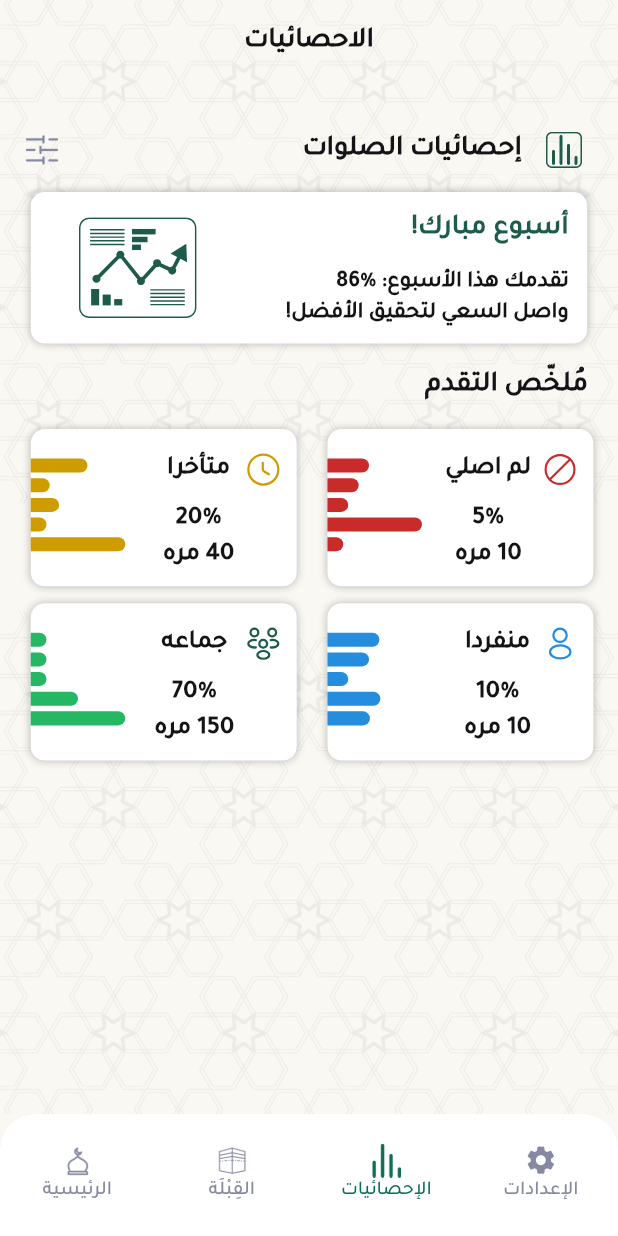
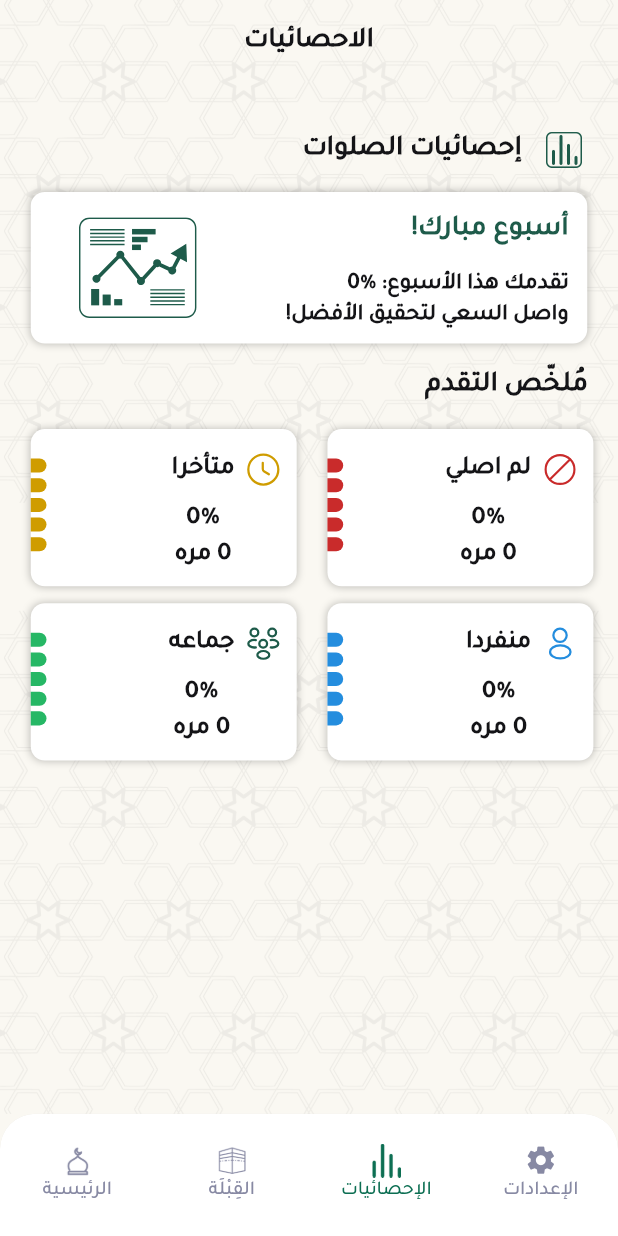
Before and after one commit to gamalazzam5/prayer-tracking-App, a Flutter app: the HomeView screen opened directly, item 3 of the bottom bar chosen, on a phone screen of 412 x 824 dp. Run offline on Flutter 3.47's test engine with Material 3 defaults, Android fonts, the light colour scheme and no system bars; our stand-ins replace flutter_screenutil, flutter_svg, geolocator, get, hijri, shared_preferences and 1 more; missing offline and left inert: adhan_dart, flutter_qiblah; accounts and stored records are empty; statements that could not run were skipped.

Commit message:
last update 6/5

```diff
--- a/lib/views/Static_page/analysis_prograss.dart
+++ b/lib/views/Static_page/analysis_prograss.dart
@@ -1,28 +1,36 @@
 import 'package:flutter/material.dart';
 import 'package:flutter_screenutil/flutter_screenutil.dart';
 
-class AnalysisState extends StatelessWidget {
+class AnimatedAnalysisState extends StatelessWidget {
   final Color color;
-   double width;
+  final double targetWidth;
 
-  AnalysisState({
+  const AnimatedAnalysisState({
     super.key,
     required this.color,
-    required this.width,
+    required this.targetWidth,
   });
 
   @override
   Widget build(BuildContext context) {
+    return TweenAnimationBuilder<double>(
+      duration: const Duration(milliseconds: 500), // مدة الحركة السلسة
+      curve: Curves.easeInOut, // نوع الحركة
+      tween: Tween<double>(begin: 10, end: targetWidth), // من الحد الأدنى إلى العرض المستهدف
+      builder: (context, value, child) {
         return Container(
           margin: EdgeInsets.only(bottom: 4.h),
-      width: width.w,
+          width: value.w,
           height: 10.h,
           decoration: BoxDecoration(
             color: color,
             borderRadius: BorderRadius.only(
               topRight: Radius.circular(10.r),
-            bottomRight: Radius.circular(10.r)),
+              bottomRight: Radius.circular(10.r),
             ),
+          ),
+        );
+      },
     );
   }
 }
--- a/lib/views/Static_page/card_achivement.dart
+++ b/lib/views/Static_page/card_achivement.dart
@@ -1,5 +1,6 @@
 import 'package:depi1/resources/image_manager.dart';
 import 'package:depi1/resources/text_style.dart';
+import 'package:depi1/views/Static_page/statics_services.dart';
 import 'package:flutter/material.dart';
 import 'package:flutter_screenutil/flutter_screenutil.dart';
 import 'package:flutter_svg/flutter_svg.dart';
@@ -11,6 +12,8 @@ class CardAchivement extends StatelessWidget {
 
   @override
   Widget build(BuildContext context) {
+    final StatisticsService _statisticsService = StatisticsService();
+
     return Container(
       decoration: BoxDecoration(
           borderRadius: BorderRadius.circular(10.r),
@@ -40,34 +43,50 @@ class CardAchivement extends StatelessWidget {
             SizedBox(
               width: 24.w,
             ),
-            Directionality(
+            StreamBuilder<Map<String, dynamic>>(
+              stream: _statisticsService.getAchievementStream(),
+              builder: (context, snapshot) {
+                if (!snapshot.hasData) {
+                  return Directionality(
                     textDirection: TextDirection.rtl,
                     child: Column(
                       crossAxisAlignment: CrossAxisAlignment.start,
                       children: [
-                  SizedBox(
-                    height: 12.h,
+                        const SizedBox(height: 12),
+                        Text("أسبوع مبارك!", style: TextStyles.staticTitle),
+                        const SizedBox(height: 12),
+                        Text("تقدمك هذا الأسبوع: ٪0", style: TextStyles.staticSubTitle),
+                        Text("واصل السعي لتحقيق الأفضل!", style: TextStyles.staticSubTitle),
+                      ],
                     ),
+                  );
+                }
+
+                final data = snapshot.data!;
+                return Directionality(
+                  textDirection: TextDirection.rtl,
+                  child: Column(
+                    crossAxisAlignment: CrossAxisAlignment.start,
+                    children: [
+                      SizedBox(height: 12.h),
                       Text(
                         "أسبوع مبارك!",
                         style: TextStyles.staticTitle,
                       ),
-                  SizedBox(
-                    height: 12.h,
-                  ),
-
-                  ///here the percentage will be number of prayers he do it -number of prayer he didn't do it
+                      SizedBox(height: 12.h),
                       Text(
-                    "تقدمك هذا الأسبوع: ٪86",
+                        "تقدمك هذا الأسبوع: ${data['percentage']}",
                         style: TextStyles.staticSubTitle,
                       ),
                       Text(
-                    "واصل السعي لتحقيق الأفضل!",
+                        data['message'],
                         style: TextStyles.staticSubTitle,
-                  )
+                      ),
                     ],
                   ),
-            )
+                );
+              },
+            ),
           ],
         ),
       ),
--- a/lib/views/Static_page/custom_card_sta.dart
+++ b/lib/views/Static_page/custom_card_sta.dart
@@ -53,25 +53,25 @@ class CustomCard extends StatelessWidget {
             mainAxisSize: MainAxisSize.min,
             crossAxisAlignment: CrossAxisAlignment.start,
             children: [
-              AnalysisState(
+              AnimatedAnalysisState(
                 color: color,
-                width: fajrBar.w,
+                targetWidth: fajrBar.w,
               ),
-              AnalysisState(
+              AnimatedAnalysisState(
                 color: color,
-                width: dhurBar.w,
+                targetWidth: dhurBar.w,
               ),
-              AnalysisState(
+              AnimatedAnalysisState(
                 color: color,
-                width: asrBar.w,
+                targetWidth: asrBar.w,
               ),
-              AnalysisState(
+              AnimatedAnalysisState(
                 color: color,
-                width: maghribBar.w,
+                targetWidth: maghribBar.w,
               ),
-              AnalysisState(
+              AnimatedAnalysisState(
                 color: color,
-                width: ishaBar.w,
+                targetWidth: ishaBar.w,
               )
             ],
           ),
--- a/lib/views/Static_page/static_page.dart
+++ b/lib/views/Static_page/static_page.dart
@@ -1,32 +1,34 @@
 import 'package:depi1/resources/image_manager.dart';
 import 'package:depi1/resources/text_style.dart';
+import 'package:depi1/views/Static_page/statics_services.dart';
 import 'package:flutter/material.dart';
 import 'package:flutter_screenutil/flutter_screenutil.dart';
 import 'card_achivement.dart';
 import 'custom_card_sta.dart';
 
 class StaticPage extends StatelessWidget {
+  final StatisticsService _statisticsService = StatisticsService();
+
   @override
   Widget build(BuildContext context) {
-    const double miniBarValue = 10;
-    const double maxBarValue = 60;
-
     return SafeArea(
       child: Center(
-        child: Column(
+        child: StreamBuilder<Map<String, Map<String, dynamic>>>(
+          stream: _statisticsService.getStatisticsStream(),
+          builder: (context, snapshot) {
+            if (!snapshot.hasData) {
+              return const Center(child: CircularProgressIndicator());
+            }
+
+            final stats = snapshot.data!;
+
+            return Column(
               children: [
                 SizedBox(height: 16.h),
                 Text("الاحصائيات", style: TextStyles.titleBoarding),
                 SizedBox(height: 32.h),
                 ListTile(
-              leading: InkWell(
-                onTap: () {},
-                child: Image.asset(
-                  ImageManger.settingIcon,
-                  width: 24,
-                  height: 24,
-                ),
-              ),
+
                   title: Text(
                     "إحصائيات الصلوات",
                     style: TextStyles.titleBoarding,
@@ -54,41 +56,29 @@ class StaticPage extends StatelessWidget {
                       child: Column(
                         children: [
                           CustomCard(
-                        color: Color(0xffCF9C00),
-                        fajrBar: ((60 / 100) * maxBarValue)
-                            .clamp(miniBarValue, maxBarValue),
-                        dhurBar: ((20 / 100) * maxBarValue)
-                            .clamp(miniBarValue, maxBarValue),
-                        asrBar: ((30 / 100) * maxBarValue)
-                            .clamp(miniBarValue, maxBarValue),
-                        maghribBar: ((4 / 100) * maxBarValue)
-                            .clamp(miniBarValue, maxBarValue),
-                        ishaBar: ((120 / 100) * maxBarValue)
-                            .clamp(miniBarValue, maxBarValue),
+                            color: const Color(0xffCF9C00),
+                            fajrBar: stats["متأخر"]!["fajrBar"],
+                            dhurBar: stats["متأخر"]!["dhurBar"],
+                            asrBar: stats["متأخر"]!["asrBar"],
+                            maghribBar: stats["متأخر"]!["maghribBar"],
+                            ishaBar: stats["متأخر"]!["ishaBar"],
                             statusText: "متأخرا",
-                        //n.of prayer late/ totalPrayer *100
-                        percentage: "20%",
-                        count: "40 مره",
+                            percentage: stats["متأخر"]!["percentage"],
+                            count: stats["متأخر"]!["count"],
                             iconUrl: ImageManger.lateIcon,
                           ),
                           SizedBox(height: 12.h),
                           CustomCard(
                             iconUrl: ImageManger.gama3aIcon,
-                        color: Color(0xff26B765),
-                        fajrBar: ((2 / 100) * maxBarValue)
-                            .clamp(miniBarValue, maxBarValue),
-                        dhurBar: ((10 / 100) * maxBarValue)
-                            .clamp(miniBarValue, maxBarValue),
-                        asrBar: ((1 / 100) * maxBarValue)
-                            .clamp(miniBarValue, maxBarValue),
-                        maghribBar: ((50 / 100) * maxBarValue)
-                            .clamp(miniBarValue, maxBarValue),
-                        ishaBar: ((100 / 100) * maxBarValue)
-                            .clamp(miniBarValue, maxBarValue),
+                            color: const Color(0xff26B765),
+                            fajrBar: stats["جماعه"]!["fajrBar"],
+                            dhurBar: stats["جماعه"]!["dhurBar"],
+                            asrBar: stats["جماعه"]!["asrBar"],
+                            maghribBar: stats["جماعه"]!["maghribBar"],
+                            ishaBar: stats["جماعه"]!["ishaBar"],
                             statusText: "جماعه",
-                        //n.of prayer Gam3a/ totalPrayer *100
-                        percentage: "70%",
-                        count: "150 مره",
+                            percentage: stats["جماعه"]!["percentage"],
+                            count: stats["جماعه"]!["count"],
                           ),
                         ],
                       ),
@@ -98,41 +88,29 @@ class StaticPage extends StatelessWidget {
                       child: Column(
                         children: [
                           CustomCard(
-                        color: Color(0xffC92B2B),
-                        fajrBar: ((44 / 100) * maxBarValue)
-                            .clamp(miniBarValue, maxBarValue),
-                        dhurBar: ((33 / 100) * maxBarValue)
-                            .clamp(miniBarValue, maxBarValue),
-                        asrBar: ((22 / 100) * maxBarValue)
-                            .clamp(miniBarValue, maxBarValue),
-                        maghribBar: ((100 / 100) * maxBarValue)
-                            .clamp(miniBarValue, maxBarValue),
-                        ishaBar: ((13 / 100) * maxBarValue)
-                            .clamp(miniBarValue, maxBarValue),
+                            color: const Color(0xffC92B2B),
+                            fajrBar: stats["لم اصلي"]!["fajrBar"],
+                            dhurBar: stats["لم اصلي"]!["dhurBar"],
+                            asrBar: stats["لم اصلي"]!["asrBar"],
+                            maghribBar: stats["لم اصلي"]!["maghribBar"],
+                            ishaBar: stats["لم اصلي"]!["ishaBar"],
                             statusText: "لم اصلي",
-                        //n.of prayer Gam3a/ totalPrayer *100
-                        percentage: "5%",
-                        count: "10 مره",
+                            percentage: stats["لم اصلي"]!["percentage"],
+                            count: stats["لم اصلي"]!["count"],
                             iconUrl: ImageManger.slashIcon,
                           ),
                           SizedBox(height: 12.h),
                           CustomCard(
                             iconUrl: ImageManger.aloneIcon,
-                        color: Color(0xff248DDE),
-                        fajrBar: ((55 / 100) * maxBarValue)
-                            .clamp(miniBarValue, maxBarValue),
-                        dhurBar: ((44 / 100) * maxBarValue)
-                            .clamp(miniBarValue, maxBarValue),
-                        asrBar: ((22 / 100) * maxBarValue)
-                            .clamp(miniBarValue, maxBarValue),
-                        maghribBar: ((56 / 100) * maxBarValue)
-                            .clamp(miniBarValue, maxBarValue),
-                        ishaBar: ((45 / 100) * maxBarValue)
-                            .clamp(miniBarValue, maxBarValue),
+                            color: const Color(0xff248DDE),
+                            fajrBar: stats["منفردا"]!["fajrBar"],
+                            dhurBar: stats["منفردا"]!["dhurBar"],
+                            asrBar: stats["منفردا"]!["asrBar"],
+                            maghribBar: stats["منفردا"]!["maghribBar"],
+                            ishaBar: stats["منفردا"]!["ishaBar"],
                             statusText: "منفردا",
-                        //n.of prayer alone/ totalPrayer *100
-                        percentage: "10%",
-                        count: "10 مره",
+                            percentage: stats["منفردا"]!["percentage"],
+                            count: stats["منفردا"]!["count"],
                           ),
                         ],
                       ),
@@ -140,6 +118,8 @@ class StaticPage extends StatelessWidget {
                   ],
                 ),
               ],
+            );
+          },
         ),
       ),
     );
--- a/lib/views/home/card_widget.dart
+++ b/lib/views/home/card_widget.dart
@@ -49,7 +49,7 @@ class CardWidget extends StatelessWidget {
             top: 27.h,
             right: 16.w,
             child: SizedBox(
-              width: 175.w,
+              width: 180.w,
               child: Column(
                 crossAxisAlignment: CrossAxisAlignment.end,
                 children: [
@@ -70,7 +70,7 @@ class CardWidget extends StatelessWidget {
                           )),
                         ),
                       ),
-                      SizedBox(width: 8.w),
+                       SizedBox(width: 1.w),
                       Expanded(
                         child: Obx(() => Text(
                           "سيبدأ ${controller.todayPrayerItem[controller.nextPrayerIndex.value].prayerNameAr} بعد",
```
Also changed, not shown: lib/sql/sql_db.dart (+55 -0 lines), lib/views/Static_page/statics_services.dart (added, +113 -0 lines), 4 other files. Lines whose indentation alone changed are shown as unchanged.
